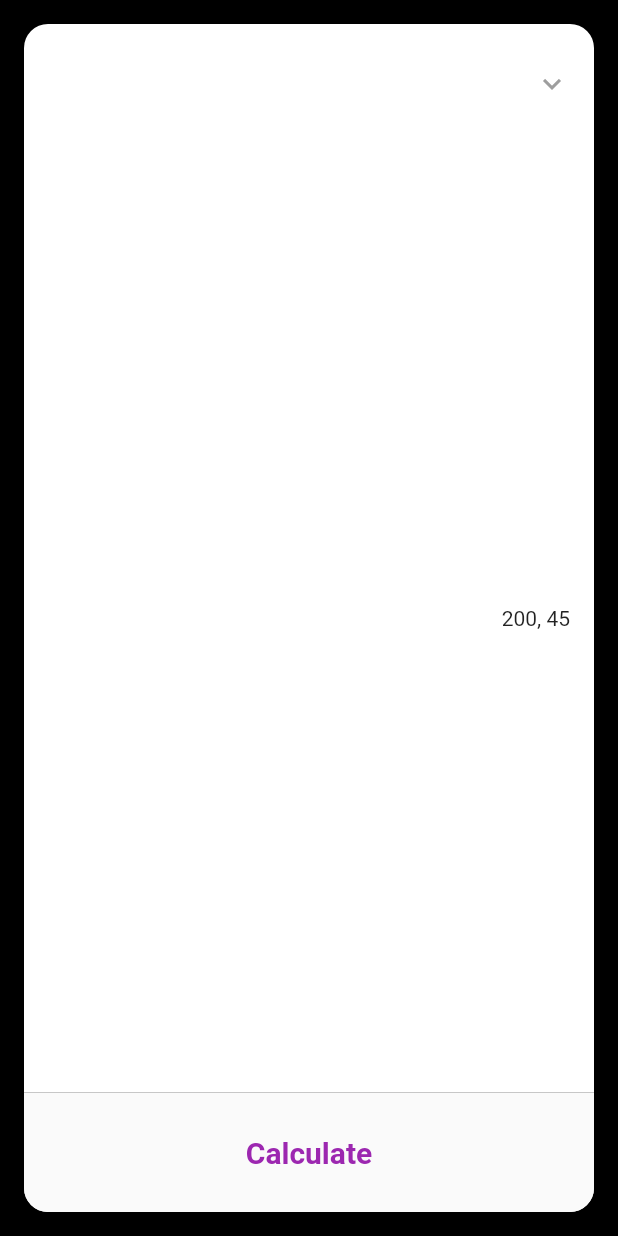
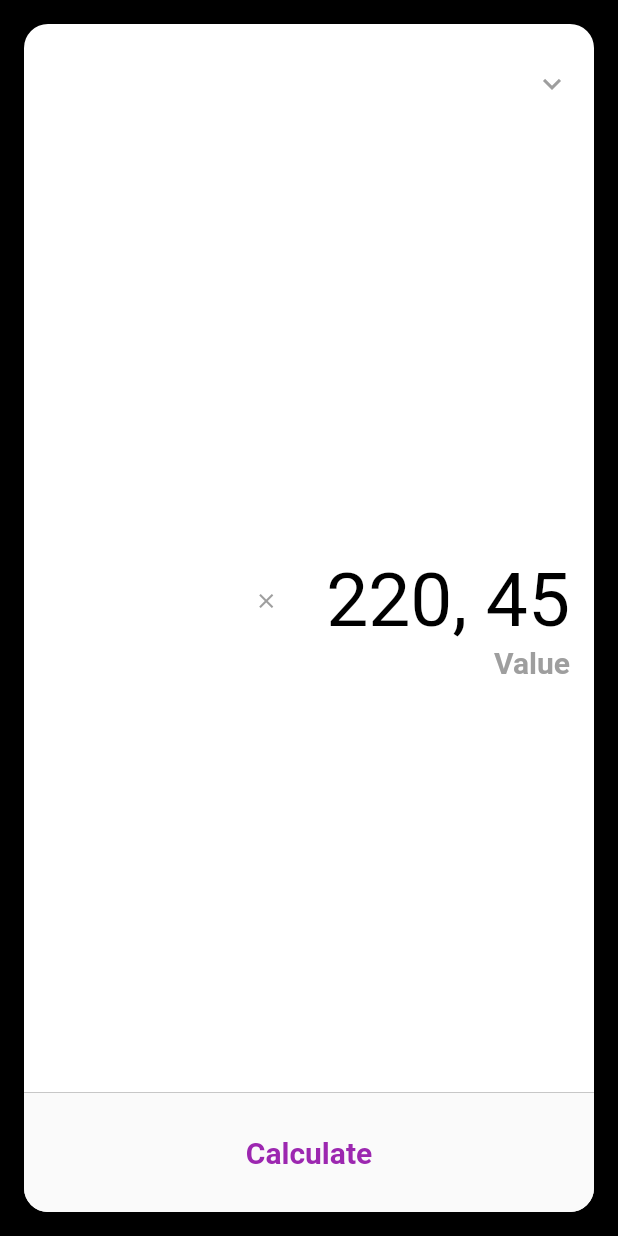
Before and after one commit to davidcrotty/flutter, a Flutter app: the screen it shows after launch, on a phone screen of 412 x 824 dp. Run offline on Flutter 3.47's test engine with Material 2 defaults, Android fonts, the phone set to English and light mode, and no system bars.

Commit message:
calculate panel

```diff
--- a/splitcalculator/split_calculator/lib/CalculatorForm.dart
+++ b/splitcalculator/split_calculator/lib/CalculatorForm.dart
@@ -36,13 +36,47 @@ class CalculatorForm extends StatelessWidget {
                       ),
                     ),
                     Expanded(
-                      child: Align(
-                          alignment: Alignment.centerRight,
-                          child: Padding(
-                            padding: const EdgeInsets.only(right: 16.0),
-                            child: Text("200, 45"),
-                          )),
-                    ),
+                        child: Padding(
+                      padding: const EdgeInsets.all(16.0),
+                      child: Column(
+                        mainAxisAlignment: MainAxisAlignment.center,
+                        crossAxisAlignment: CrossAxisAlignment.end,
+                        children: <Widget>[
+                          Row(
+                            mainAxisAlignment: MainAxisAlignment.end,
+                            children: <Widget>[
+                              ButtonTheme(
+                                height: 36,
+                                minWidth: 36,
+                                child: FlatButton(
+                                  shape: CircleBorder(),
+                                  onPressed: () {
+                                    print("Tapped");
+                                  },
+                                  child: Icon(
+                                    Icons.clear,
+                                    color: Colors.grey,
+                                    size: 16,
+                                  ),
+                                ),
+                              ),
+                              Padding(
+                                padding: const EdgeInsets.only(left: 16),
+                                child: Text("220, 45", style: TextStyle(
+                                    fontSize: 50,
+                                    color: Colors.black)),
+                              ),
+                            ],
+                          ),
+                          Align(
+                            child: Text("Value",
+                                style: TextStyle(
+                                    fontSize: 20, fontWeight: FontWeight.bold, color: Colors.grey)),
+                            alignment: Alignment.centerRight,
+                          )
+                        ],
+                      ),
+                    )),
                     Container(
                       decoration: BoxDecoration(
                           border: Border(
```
